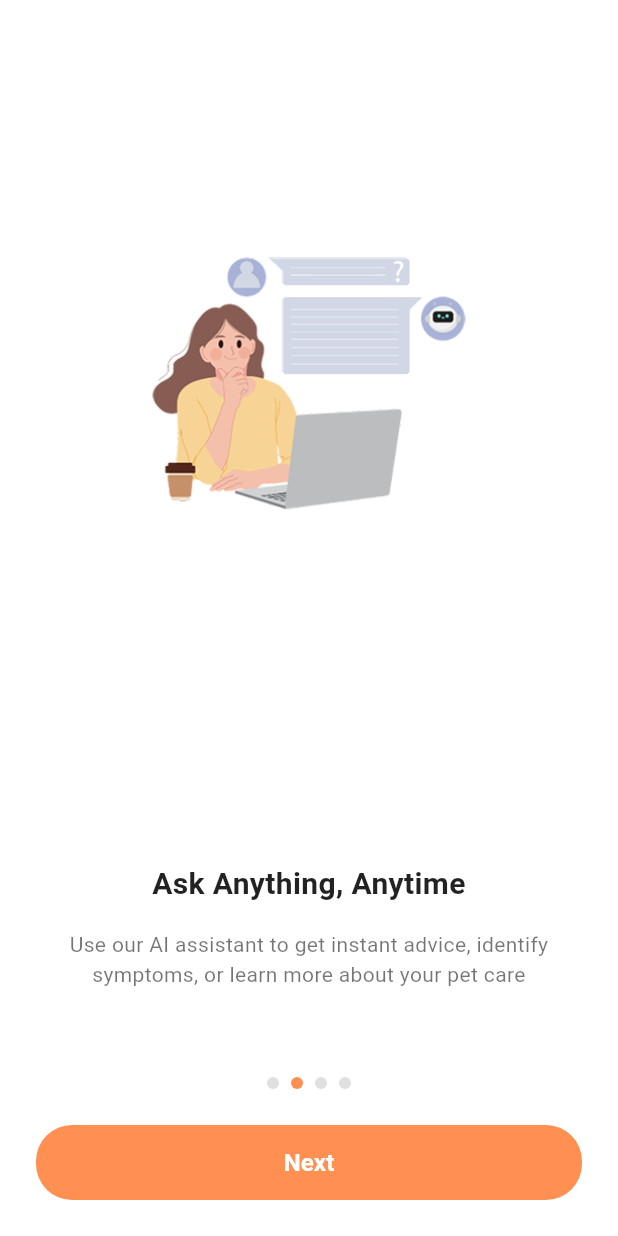
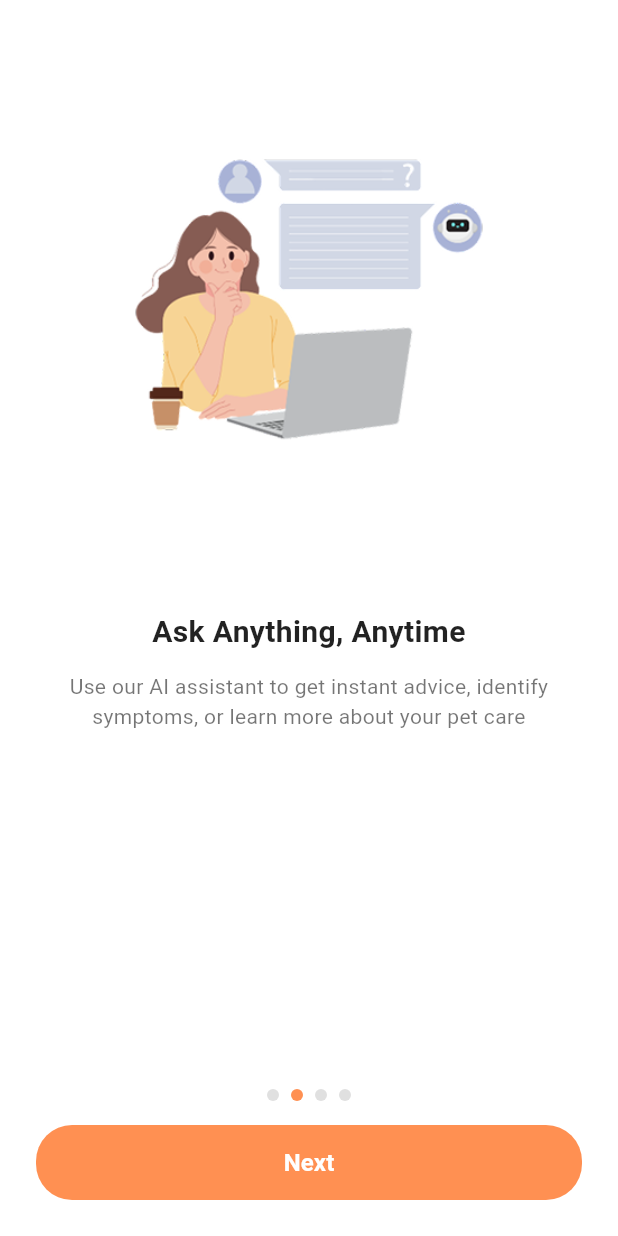
Before and after one commit to liwangivone/PetMigo, a Flutter app: the screen it shows after launch, after a tap on "Next", on a phone screen of 412 x 824 dp. Run offline on Flutter 3.47's test engine with Material 3 defaults, Android fonts, the phone set to English and light mode, and no system bars; our stand-ins replace flutter_bloc, go_router.

Commit message:
membuat on boarding dan login lebih responsive

```diff
--- /dev/null
+++ b/frontend/lib/bloc/onboarding_bloc.dart
@@ -0,0 +1,42 @@
+import 'package:flutter_bloc/flutter_bloc.dart';
+
+abstract class OnboardingEvent {}
+
+class OnboardingPageChanged extends OnboardingEvent {
+  final int page;
+
+  OnboardingPageChanged(this.page);
+}
+
+class OnboardingNextPressed extends OnboardingEvent {}
+
+
+class OnboardingState {
+  final int currentPage;
+
+  OnboardingState({required this.currentPage});
+
+  OnboardingState copyWith({int? currentPage}) {
+    return OnboardingState(
+      currentPage: currentPage ?? this.currentPage,
+    );
+  }
+}
+
+
+
+class OnboardingBloc extends Bloc<OnboardingEvent, OnboardingState> {
+  final int totalPages;
+
+  OnboardingBloc({required this.totalPages}) : super(OnboardingState(currentPage: 0)) {
+    on<OnboardingPageChanged>((event, emit) {
+      emit(state.copyWith(currentPage: event.page));
+    });
+
+    on<OnboardingNextPressed>((event, emit) {
+      if (state.currentPage < totalPages - 1) {
+        emit(state.copyWith(currentPage: state.currentPage + 1));
+      }
+    });
+  }
+}
--- a/frontend/lib/main.dart
+++ b/frontend/lib/main.dart
@@ -24,7 +24,7 @@
         ),
         GoRoute(
           path: '/onboarding',
-          builder: (context, state) => const OnboardingScreen(),
+          builder: (context, state) => OnboardingScreen(),
         ),
         GoRoute(
           path: '/register',
--- a/frontend/lib/views/pages/onboarding_pages.dart
+++ b/frontend/lib/views/pages/onboarding_pages.dart
@@ -1,15 +1,9 @@
 part of 'pages.dart';
 
-class OnboardingScreen extends StatefulWidget {
-  const OnboardingScreen({super.key});
+class OnboardingScreen extends StatelessWidget {
+  OnboardingScreen({super.key});
 
-  @override
-  State<OnboardingScreen> createState() => _OnboardingScreenState();
-}
-
-class _OnboardingScreenState extends State<OnboardingScreen> {
   final PageController _pageController = PageController();
-  int _currentPage = 0;
 
   final List<Map<String, String>> onboardingData = [
     {
@@ -34,28 +28,26 @@ class _OnboardingScreenState extends State<OnboardingScreen> {
     },
   ];
 
-  void _nextPage() {
-    if (_currentPage < onboardingData.length - 1) {
+  void _nextPage(BuildContext context, int currentPage) {
+    if (currentPage < onboardingData.length - 1) {
       _pageController.nextPage(
         duration: const Duration(milliseconds: 300),
         curve: Curves.easeInOut,
       );
+      context.read<OnboardingBloc>().add(OnboardingNextPressed());
     } else {
-      // Navigasi pakai go_router ke login
       context.go('/login');
     }
   }
 
   @override
-  void dispose() {
-    _pageController.dispose();
-    super.dispose();
-  }
-
-  @override
   Widget build(BuildContext context) {
+    return BlocProvider(
+      create: (_) => OnboardingBloc(totalPages: onboardingData.length),
+      child: BlocBuilder<OnboardingBloc, OnboardingState>(
+        builder: (context, state) {
           return Scaffold(
-      // Tetap gunakan extendBodyBehindAppBar untuk status bar transparan
+            backgroundColor: Colors.white,
             extendBodyBehindAppBar: true,
             appBar: AppBar(
               backgroundColor: Colors.transparent,
@@ -66,45 +58,40 @@ class _OnboardingScreenState extends State<OnboardingScreen> {
                 statusBarIconBrightness: Brightness.dark,
               ),
             ),
-      backgroundColor: Colors.white,
-      body: Column(
+            body: SafeArea(
+              child: Column(
                 children: [
+                  // Page content
                   Expanded(
                     child: PageView.builder(
                       controller: _pageController,
                       onPageChanged: (index) {
-                setState(() => _currentPage = index);
+                        context.read<OnboardingBloc>().add(OnboardingPageChanged(index));
                       },
                       itemCount: onboardingData.length,
                       itemBuilder: (context, index) {
                         final data = onboardingData[index];
-                return Column(
+                        return Padding(
+                          padding: const EdgeInsets.symmetric(horizontal: 24),
+                          child: Column(
+                            mainAxisAlignment: MainAxisAlignment.spaceEvenly,
                             children: [
-                    // Banner biru yang sekarang mentok ke atas
-                    Container(
-                      width: double.infinity,
-                      height: MediaQuery.of(context).size.height * 0.62,
-                      // decoration: const BoxDecoration(
-                      //   color: Color(0xFFDCF0FF),
-                      //   borderRadius: BorderRadius.only(
-                      //     bottomLeft: Radius.circular(160),
-                      //     bottomRight: Radius.circular(160),
-                      //   ),
-                      // ),
+                              Flexible(
+                                flex: 5,
                                 child: Center(
                                   child: Image.asset(
                                     data['image']!,
-                          height: 260,
                                     fit: BoxFit.contain,
+                                    height: MediaQuery.of(context).size.height * 0.35,
                                   ),
                                 ),
                               ),
-                    Padding(
-                      padding: const EdgeInsets.all(24.0),
+                              const SizedBox(height: 8),
+                              Flexible(
+                                flex: 4,
                                 child: Column(
+                                  mainAxisAlignment: MainAxisAlignment.start,
                                   children: [
-                          const SizedBox(height: 40),
-                          // Title
                                     Text(
                                       data['title']!,
                                       style: const TextStyle(
@@ -114,8 +101,7 @@ class _OnboardingScreenState extends State<OnboardingScreen> {
                                       ),
                                       textAlign: TextAlign.center,
                                     ),
-                          const SizedBox(height: 16),
-                          // Description
+                                    const SizedBox(height: 12),
                                     Text(
                                       data['description']!,
                                       textAlign: TextAlign.center,
@@ -128,13 +114,14 @@ class _OnboardingScreenState extends State<OnboardingScreen> {
                                 ),
                               ),
                             ],
+                          ),
                         );
                       },
                     ),
                   ),
-          // Indicator dots
+                  // Dot indicator
                   Padding(
-            padding: const EdgeInsets.only(bottom: 24.0),
+                    padding: const EdgeInsets.only(bottom: 16.0),
                     child: Row(
                       mainAxisAlignment: MainAxisAlignment.center,
                       children: List.generate(
@@ -144,7 +131,7 @@ class _OnboardingScreenState extends State<OnboardingScreen> {
                           height: 8,
                           width: 8,
                           decoration: BoxDecoration(
-                    color: _currentPage == index
+                            color: state.currentPage == index
                                 ? const Color(0xFFFF9052)
                                 : Colors.grey.shade300,
                             shape: BoxShape.circle,
@@ -153,19 +140,21 @@ class _OnboardingScreenState extends State<OnboardingScreen> {
                       ),
                     ),
                   ),
-          // Button area
+                  // Next button
                   Padding(
                     padding: const EdgeInsets.fromLTRB(24.0, 0, 24.0, 24.0),
+                    child: SizedBox(
+                      width: double.infinity,
+                      height: 50,
                       child: ElevatedButton(
                         style: ElevatedButton.styleFrom(
                           backgroundColor: const Color(0xFFFF9052),
                           shape: RoundedRectangleBorder(
                             borderRadius: BorderRadius.circular(24),
                           ),
-                minimumSize: const Size(double.infinity, 50),
                           elevation: 0,
                         ),
-              onPressed: _nextPage,
+                        onPressed: () => _nextPage(context, state.currentPage),
                         child: const Text(
                           "Next",
                           style: TextStyle(
@@ -176,7 +165,12 @@ class _OnboardingScreenState extends State<OnboardingScreen> {
                         ),
                       ),
                     ),
+                  ),
                 ],
+              ),
+            ),
+          );
+        },
       ),
     );
   }
--- a/frontend/lib/views/pages/pages.dart
+++ b/frontend/lib/views/pages/pages.dart
@@ -13,6 +13,7 @@ import 'package:frontend/models/model_login.dart';
 
 //BLoC
 import 'package:frontend/bloc/login_bloc.dart';
+import 'package:frontend/bloc/onboarding_bloc.dart';
 
 //Tampilan
 part 'splash_screen.dart';
```
Also changed, not shown: frontend/lib/views/pages/login_page.dart (+31 -13 lines). Lines whose indentation alone changed are shown as unchanged.
